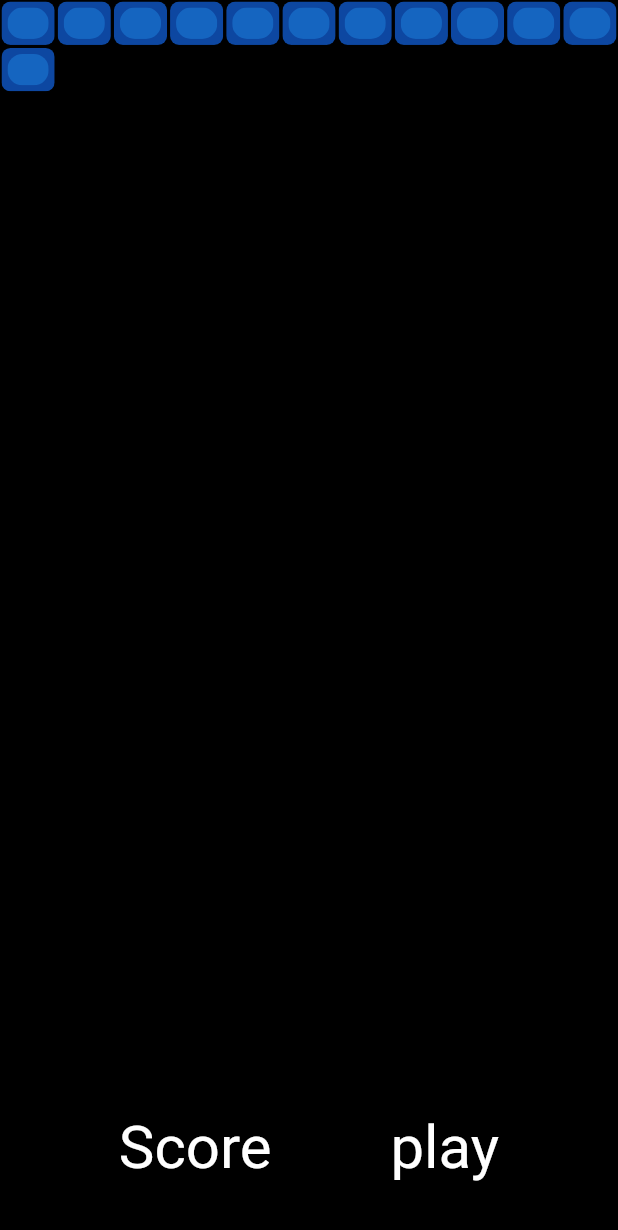
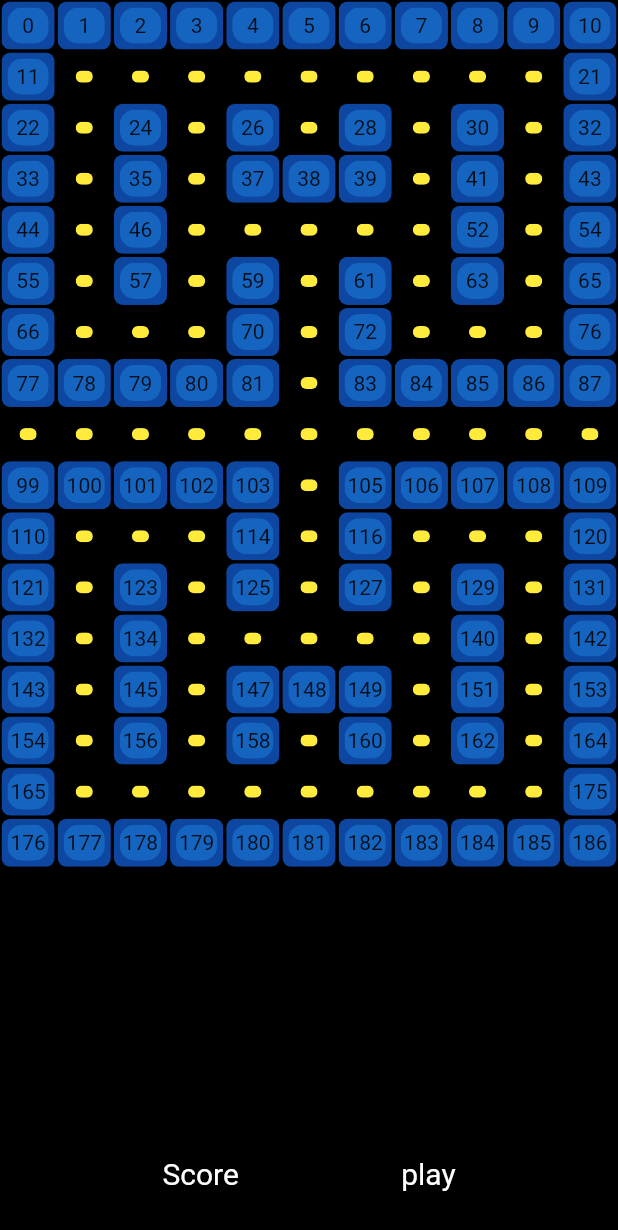
Before and after one commit to YaraHorany/Pacman, a Flutter app: the screen it shows after launch, on a phone screen of 412 x 824 dp. Shown: the top 1230 px of the screen. Run offline on Flutter 3.47's test engine with Material 2 defaults, Android fonts, the phone set to English and light mode, and no system bars.

```diff
--- a/lib/ui/homePage.dart
+++ b/lib/ui/homePage.dart
@@ -1,5 +1,6 @@
 import 'package:flutter/material.dart';
 import 'package:pacman/ui/widgets/barrier.dart';
+import 'package:pacman/ui/widgets/path.dart';
 
 class HomePage extends StatefulWidget {
   const HomePage({Key? key}) : super(key: key);
@@ -114,6 +115,12 @@ class _HomePageState extends State<HomePage> {
     158,
     160
   ];
+  late List<int> food = [];
+
+  @override
+  void initState() {
+    _getFood();
+  }
 
   @override
   Widget build(BuildContext context) {
@@ -122,19 +129,27 @@ class _HomePageState extends State<HomePage> {
       body: Column(
         children: [
           Expanded(
-            flex: MediaQuery.of(context).size.height.toInt() ~/ 136.685,
+            flex: MediaQuery.of(context).size.height.toInt() ~/ 85.42857,
+            // flex: 8,
             child: GridView.builder(
                 itemCount: numberOfSquares,
                 physics: const NeverScrollableScrollPhysics(),
                 gridDelegate: SliverGridDelegateWithFixedCrossAxisCount(
                   crossAxisCount: numberInRow,
-                  childAspectRatio: 1.21,
+                  // childAspectRatio: 1.21,
+                  childAspectRatio: 1.1,
                 ),
                 itemBuilder: (BuildContext context, int index) {
                   if (barriers.contains(index)) {
                     return MyBarrier(
                       innerColor: Colors.blue[800]!,
                       outerColor: Colors.blue[900]!,
+                      child: Text(index.toString()),
+                    );
+                  } else if (food.contains(index)) {
+                    return const MyPath(
+                      innerColor: Colors.yellow,
+                      outerColor: Colors.black,
                     );
                   }
                 }),
@@ -145,7 +160,7 @@ class _HomePageState extends State<HomePage> {
               children: [
                 const Text(
                   'Score',
-                  style: TextStyle(color: Colors.white, fontSize: 40),
+                  style: TextStyle(color: Colors.white, fontSize: 20),
                 ),
                 GestureDetector(
                   onTap: () {
@@ -153,7 +168,7 @@ class _HomePageState extends State<HomePage> {
                   },
                   child: const Text(
                     'play',
-                    style: TextStyle(color: Colors.white, fontSize: 40),
+                    style: TextStyle(color: Colors.white, fontSize: 20),
                   ),
                 ),
               ],
@@ -165,4 +180,12 @@ class _HomePageState extends State<HomePage> {
   }
 
   _play() {}
+
+  _getFood() {
+    for (int i = 0; i < numberOfSquares; i++) {
+      if (!barriers.contains(i)) {
+        food.add(i);
+      }
+    }
+  }
 }
--- a/lib/ui/widgets/path.dart
+++ b/lib/ui/widgets/path.dart
@@ -15,7 +15,7 @@ class MyPath extends StatelessWidget {
   @override
   Widget build(BuildContext context) {
     return Padding(
-      padding: const EdgeInsets.all(1.0),
+      padding: const EdgeInsets.all(1),
       child: ClipRRect(
         borderRadius: BorderRadius.circular(6),
         child: Container(
```
